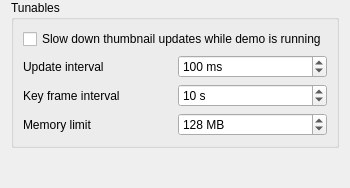
Qt form plugins/demo/DemoConfigurationPage.ui (veyon/veyon) before a commit.
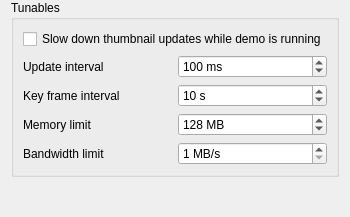
The same form after that commit. Icons and pictures are not drawn.

Commit message:
Demo: implement bandwidth agnostic quality control
Now that tight encoding with variable image quality is supported, we
can change the quality dynamically depending on the consumed bandwidth
and the configured bandwidth limit. The default limit is 100 MB/s
which equals a regular Gigabit network. For networks with lower
available bandwidth (e.g. wireless networks), the limit can be adjusted
in the Demo server configuration tab in advanced view.

Closes #484 and #749.

```diff
--- a/plugins/demo/DemoConfigurationPage.ui
+++ b/plugins/demo/DemoConfigurationPage.ui
@@ -104,6 +104,26 @@
         </property>
        </widget>
       </item>
+      <item row="4" column="0">
+       <widget class="QLabel" name="label_4">
+        <property name="text">
+         <string>Bandwidth limit</string>
+        </property>
+       </widget>
+      </item>
+      <item row="4" column="1">
+       <widget class="QSpinBox" name="bandwidthLimit">
+        <property name="suffix">
+         <string> MB/s</string>
+        </property>
+        <property name="minimum">
+         <number>1</number>
+        </property>
+        <property name="maximum">
+         <number>1000</number>
+        </property>
+       </widget>
+      </item>
      </layout>
     </widget>
    </item>
```
Left out of the diff: 53 changed lines with no effect on the pictures. The commit also changes 3 other files.
